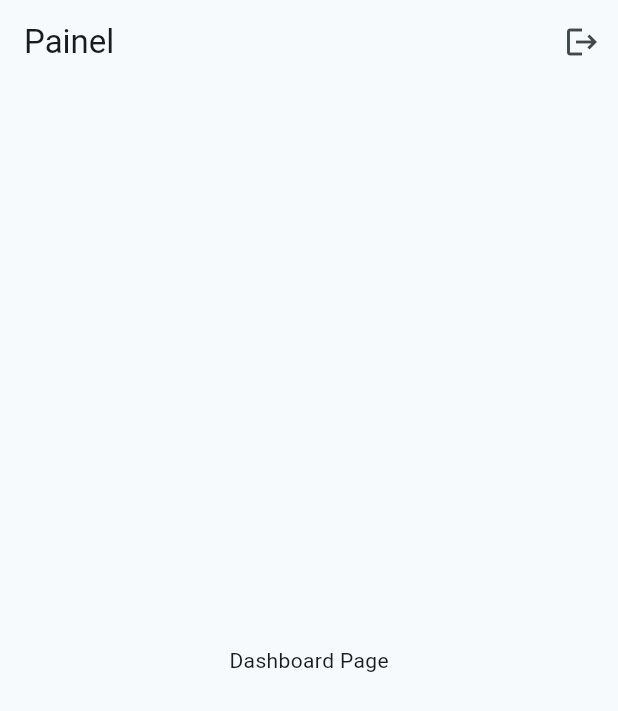
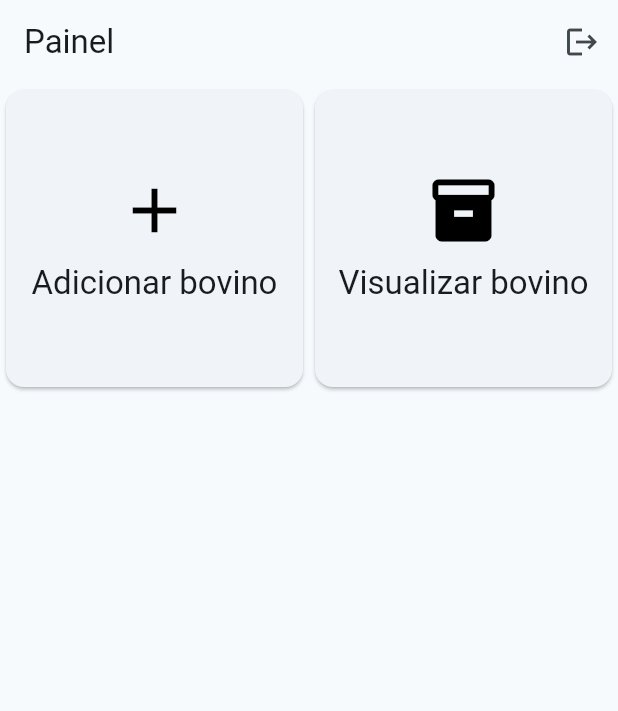
Before and after one commit to lucas-marchi/gadoapp, a Flutter app: the DashboardPage screen opened by its route, on a phone screen of 412 x 824 dp. Shown: the top 711 px of the screen. Run offline on Flutter 3.47's test engine with Material 3 defaults, Android fonts, the phone set to English and light mode, and no system bars; our stand-ins replace cloud_firestore, firebase_auth, firebase_core, flutter_easyloading, go_router; accounts and stored records are empty.

Commit message:
upgrade no dashboard

```diff
--- /dev/null
+++ b/lib/customwidgets/dashboard_item_view.dart
@@ -0,0 +1,32 @@
+import 'package:flutter/material.dart';
+import 'package:gadoapp/models/dashboard_model.dart';
+
+class DashboardItemView extends StatelessWidget {
+  final DashboardModel model;
+  final Function(String) onPress;
+
+  const DashboardItemView({
+    super.key,
+    required this.model,
+    required this.onPress,
+  });
+
+  @override
+  Widget build(BuildContext context) {
+    return InkWell(
+      onTap: () => onPress(model.routeName),
+      child: Card(
+        child: Center(
+          child: Column(
+            mainAxisSize: MainAxisSize.min,
+            children: [
+              Icon(model.IconData, size: 50, color: Colors.black,),
+              const SizedBox(height: 10,),
+              Text(model.title, style: Theme.of(context).textTheme.titleLarge,)
+            ],
+          ),
+        )
+      ),
+    );
+  }
+}
--- a/lib/main.dart
+++ b/lib/main.dart
@@ -2,7 +2,9 @@ import 'package:firebase_core/firebase_core.dart';
 import 'package:flutter/material.dart';
 import 'package:flutter_easyloading/flutter_easyloading.dart';
 import 'package:gadoapp/auth/auth_service.dart';
+import 'package:gadoapp/pages/add_bovine_page.dart';
 import 'package:gadoapp/pages/dashboard_page.dart';
+import 'package:gadoapp/pages/view_bovine_page.dart';
 import 'package:go_router/go_router.dart';
 import 'firebase_options.dart';
 import 'package:gadoapp/pages/login_page.dart';
@@ -47,7 +49,19 @@ class MyApp extends StatelessWidget {
       GoRoute(
         name: DashboardPage.routeName,
         path: DashboardPage.routeName,
-        builder: (context, state) => const DashboardPage()
+        builder: (context, state) => const DashboardPage(),
+        routes: [
+          GoRoute(
+            name: AddBovinePage.routeName,
+            path: AddBovinePage.routeName,
+            builder: (context, state) => const AddBovinePage()
+          ),
+          GoRoute(
+            name: ViewBovinePage.routeName,
+            path: ViewBovinePage.routeName,
+            builder: (context, state) => const ViewBovinePage()
+          )
+        ],
       ),
       GoRoute(
         name: LoginPage.routeName,
--- /dev/null
+++ b/lib/models/dashboard_model.dart
@@ -0,0 +1,20 @@
+import 'package:flutter/material.dart';
+import 'package:gadoapp/pages/add_bovine_page.dart';
+import 'package:gadoapp/pages/view_bovine_page.dart';
+
+class DashboardModel {
+  final String title;
+  final IconData;
+  final String routeName;
+
+  const DashboardModel({
+    required this.title,
+    required this.IconData,
+    required this.routeName
+  });
+}
+
+const List<DashboardModel> dashboardModelList = [
+  DashboardModel(title: 'Adicionar bovino', IconData: Icons.add, routeName: AddBovinePage.routeName),
+  DashboardModel(title: 'Visualizar bovino', IconData: Icons.inventory, routeName: ViewBovinePage.routeName),
+];
--- a/lib/pages/dashboard_page.dart
+++ b/lib/pages/dashboard_page.dart
@@ -1,6 +1,8 @@
 import 'package:flutter/material.dart';
 import 'package:gadoapp/auth/auth_service.dart';
+import 'package:gadoapp/customwidgets/dashboard_item_view.dart';
 import 'package:gadoapp/main.dart';
+import 'package:gadoapp/models/dashboard_model.dart';
 import 'package:gadoapp/pages/login_page.dart';
 import 'package:go_router/go_router.dart';
 
@@ -21,14 +23,26 @@ class _DashboardPageState extends State<DashboardPage> {
         actions: [
           IconButton(
             onPressed: () {
-              AuthService.logout().then((value) => context.goNamed(LoginPage.routeName));
+              AuthService.logout()
+                  .then((value) => context.goNamed(LoginPage.routeName));
             },
             icon: const Icon(Icons.logout),
           )
         ],
       ),
-      body: Center(
-        child: Text('Dashboard Page'),
+      body: GridView.builder(
+        gridDelegate:
+            const SliverGridDelegateWithFixedCrossAxisCount(crossAxisCount: 2),
+        itemCount: dashboardModelList.length,
+        itemBuilder: (context, index) {
+          final model = dashboardModelList[index];
+          return DashboardItemView(
+            model: model,
+            onPress: (route) {
+              context.goNamed(route);
+            },
+          );
+        },
       ),
     );
   }
```
Also changed, not shown: lib/pages/add_bovine_page.dart (added, +20 -0 lines), lib/pages/view_bovine_page.dart (added, +20 -0 lines).
